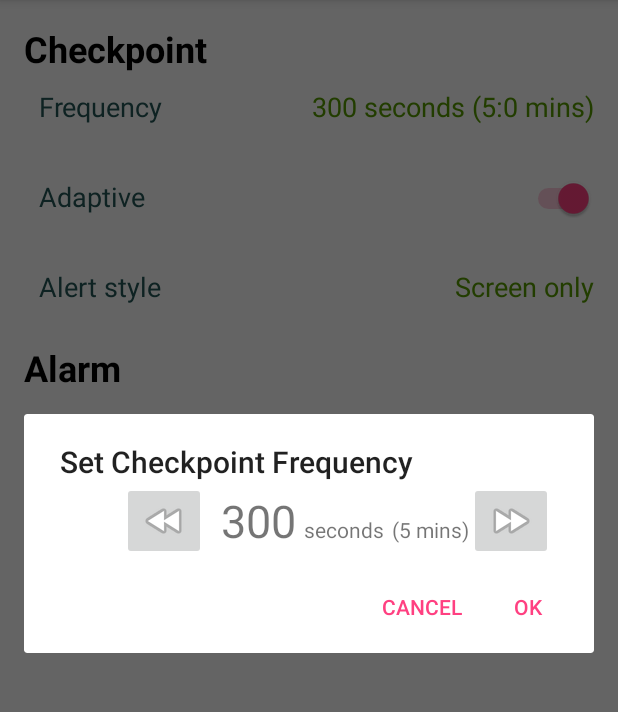
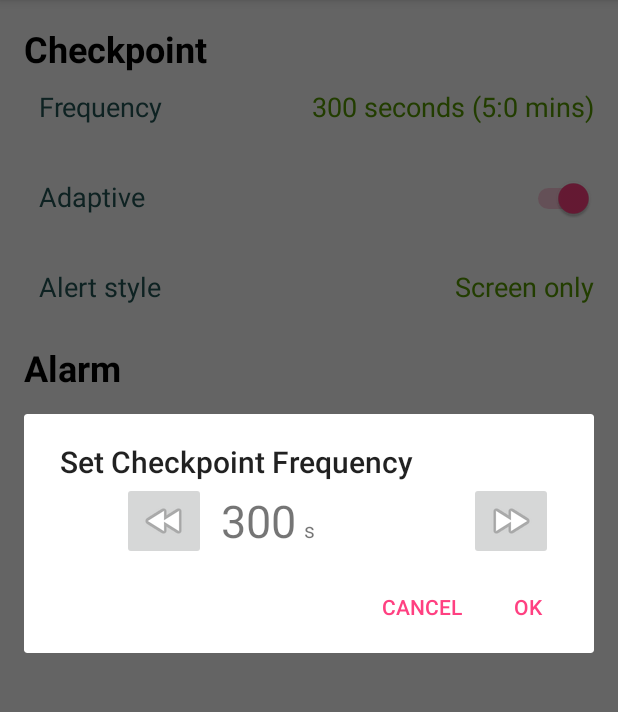
Before and after one commit to thammaknot/drivesafe, an Android app: the SettingsActivity screen opened directly, with no data from a screen before it, after a tap on "Frequency", on a phone screen of 412 x 824 dp, the part 84-796 px from its top. Run offline under Robolectric (Android 15) with nearby library versions, the phone set to English and light mode, and no system bars.

Commit message:
removed superfluous label

```diff
--- a/app/src/main/res/layout/menu_checkpoint_frequency.xml
+++ b/app/src/main/res/layout/menu_checkpoint_frequency.xml
@@ -53,7 +53,7 @@
                 android:layout_weight="1" />
 
             <TextView
-                android:text="seconds"
+                android:text="s"
                 android:layout_width="wrap_content"
                 android:layout_height="wrap_content"
                 android:layout_marginLeft="5dp"
@@ -61,12 +61,6 @@
                 android:id="@+id/textView8"
                 android:layout_weight="1" />
 
-            <TextView
-                android:text="(5 mins)"
-                android:layout_width="wrap_content"
-                android:layout_height="wrap_content"
-                android:id="@+id/textView14"
-                android:layout_weight="1" />
         </LinearLayout>
 
     </RelativeLayout>
```
